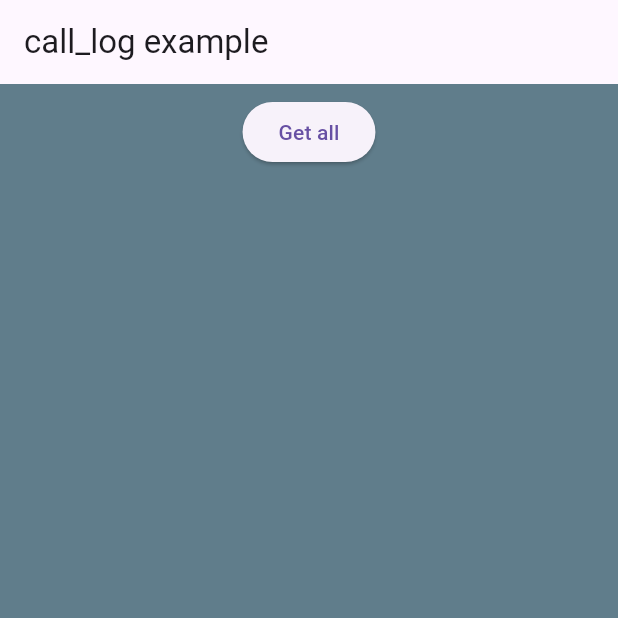
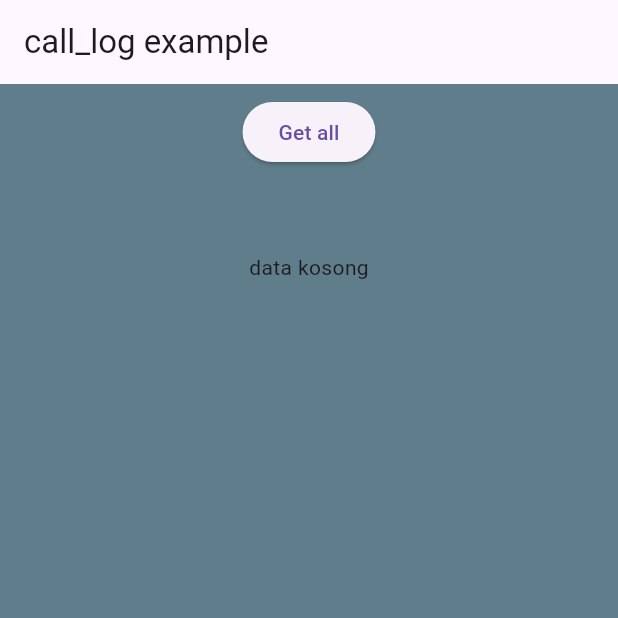
Before and after one commit to ricky-blip/call-log-example, a Flutter app: the screen it shows after launch, on a phone screen of 412 x 824 dp, the top half of it. Run offline on Flutter 3.47's test engine with Material 2 defaults, Android fonts, the phone set to English and light mode, and no system bars; missing offline and left inert: call_log, flutter_phone_direct_caller, workmanager.

Commit message:
update showdialog bug

```diff
--- a/lib/dashboard.dart
+++ b/lib/dashboard.dart
@@ -38,32 +38,18 @@ class _DashboardPageState extends State<DashboardPage>
 
   @override
   void didChangeAppLifecycleState(AppLifecycleState state) {
-    // if (state == AppLifecycleState.inactive) {
-    //   setState(() {
-    //     _isInBackground = false;
-    //   });
-    // } else {
-    //   setState(() {
-    //     _isInBackground = true;
-    //   });
-    //   // Navigator.pushReplacement(
-    //   //   context,
-    //   //   MaterialPageRoute(
-    //   //     builder: (context) => const DashboardPage(),
-    //   //   ),
-    //   // );
-    //   _logCallNumber();
-    //   _dialogKeterangan();
-    // }
     switch (state) {
       case AppLifecycleState.resumed:
         // TODO: Handle this case.
+
         _logCallNumber();
+
         break;
       case AppLifecycleState.inactive:
         break;
       case AppLifecycleState.paused:
         // TODO: Handle this case.
+
         break;
       case AppLifecycleState.detached:
         // TODO: Handle this case.
@@ -72,6 +58,8 @@ class _DashboardPageState extends State<DashboardPage>
     print(state);
   }
 
+  Iterable<CallLogEntry> _callLogEntries = <CallLogEntry>[];
+
   _logCallNumber() async {
     final Iterable<CallLogEntry> result = await CallLog.query();
     setState(() {
@@ -79,15 +67,47 @@ class _DashboardPageState extends State<DashboardPage>
     });
   }
 
-  _dialogKeterangan(BuildContext context) async {
+  Widget _datalogloglog() {
+    const TextStyle mono = TextStyle(fontFamily: 'monospace');
+    List<Widget>? children = <Widget>[];
+
+    for (CallLogEntry entryKet in _callLogEntries) {
+      children.add(
+        Column(
+          crossAxisAlignment: CrossAxisAlignment.start,
+          mainAxisAlignment: MainAxisAlignment.start,
+          children: <Widget>[
+            const Divider(),
+            Text('Nomor    : ${entryKet.number}', style: mono),
+            Text(
+              'DATE     : ${DateTime.fromMillisecondsSinceEpoch(entryKet.timestamp!)}',
+              style: mono,
+            ),
+            Text('DURATION : ${entryKet.duration} Detik', style: mono),
+          ],
+        ),
+      );
+    }
+    return Padding(
+      padding: const EdgeInsets.all(16.0),
+      child: children.isNotEmpty ? children[0] : const Text('data kosong'),
+    );
+  }
+
+  _dialogKeterangan(BuildContext context) {
     String inputText = '';
 
-    await showDialog(
+    showDialog(
       context: context,
       builder: (context) {
         return AlertDialog(
           title: const Text('Keterangan'),
-          content: TextField(
+          content: Column(
+            crossAxisAlignment: CrossAxisAlignment.start,
+            mainAxisAlignment: MainAxisAlignment.start,
+            children: [
+              _datalogloglog(),
+              TextField(
                 onChanged: (text) {
                   inputText = text;
                 },
@@ -95,12 +115,15 @@ class _DashboardPageState extends State<DashboardPage>
                   hintText: 'Masukkan Keterangan',
                 ),
               ),
+            ],
+          ),
           actions: [
             ElevatedButton(
               onPressed: () {
                 Navigator.of(context).pop(
                   {'inputText': inputText},
                 );
+
                 ScaffoldMessenger.of(context).showSnackBar(SnackBar(
                   content: Text('Data yang Dikirim: $inputText'),
                   duration: const Duration(seconds: 10),
@@ -116,39 +139,29 @@ class _DashboardPageState extends State<DashboardPage>
     print('Nilai yang dimasukkan: $inputText');
   }
 
-  _notifWorkManager() async {
-    await Workmanager().registerOneOffTask(
-      DateTime.now().millisecondsSinceEpoch.toString(),
-      'simpleTask',
-      existingWorkPolicy: ExistingWorkPolicy.replace,
-    );
-  }
-
-  Iterable<CallLogEntry> _callLogEntries = <CallLogEntry>[];
-
   @override
   Widget build(BuildContext context) {
     // print('apakah sedang di background? => ${_isInBackground}');
-    const TextStyle mono = TextStyle(fontFamily: 'monospace');
-    List<Widget>? children = <Widget>[];
+    // const TextStyle mono = TextStyle(fontFamily: 'monospace');
+    // List<Widget>? children = <Widget>[];
 
-    for (CallLogEntry entry in _callLogEntries) {
-      children.add(
-        Column(
-          crossAxisAlignment: CrossAxisAlignment.start,
-          mainAxisAlignment: MainAxisAlignment.start,
-          children: <Widget>[
-            const Divider(),
-            Text('Nomor    : ${entry.number}', style: mono),
-            Text(
-              'DATE     : ${DateTime.fromMillisecondsSinceEpoch(entry.timestamp!)}',
-              style: mono,
-            ),
-            Text('DURATION : ${entry.duration} Detik', style: mono),
-          ],
-        ),
-      );
-    }
+    // for (CallLogEntry entry in _callLogEntries) {
+    //   children.add(
+    //     Column(
+    //       crossAxisAlignment: CrossAxisAlignment.start,
+    //       mainAxisAlignment: MainAxisAlignment.start,
+    //       children: <Widget>[
+    //         const Divider(),
+    //         Text('Nomor    : ${entry.number}', style: mono),
+    //         Text(
+    //           'DATE     : ${DateTime.fromMillisecondsSinceEpoch(entry.timestamp!)}',
+    //           style: mono,
+    //         ),
+    //         Text('DURATION : ${entry.duration} Detik', style: mono),
+    //       ],
+    //     ),
+    //   );
+    // }
     return RefreshIndicator(
       displacement: 250,
       backgroundColor: Colors.yellow,
@@ -178,11 +191,6 @@ class _DashboardPageState extends State<DashboardPage>
                       onPressed: () async {
                         print('menjalankan callNumber');
                         await callNumber();
-                        // print('menjalankan workmanager');
-
-                        // await _notifWorkManager();
-                        // print('menjalankan keterangan');
-                        // await _dialogKeterangan();
                       },
                       child: const Text('Get all'),
                     ),
@@ -190,41 +198,15 @@ class _DashboardPageState extends State<DashboardPage>
                 ),
                 Padding(
                   padding: const EdgeInsets.all(16.0),
-                  child: ListTile(
-                    title: children.isNotEmpty == true ? children[0] : null,
+                  child: Padding(
+                    padding: const EdgeInsets.all(16.0),
+                    child:
+                        //  ListTile(
+                        //   title: children.isNotEmpty == true ? children[0] : null,
+                        // ),
+                        _datalogloglog(),
                   ),
                 ),
-
-                // ignore: use_build_context_synchronously
-
-                //NOTE - Tombol Telp
-                // Center(
-                //   child: Padding(
-                //     padding: const EdgeInsets.all(8.0),
-                //     child: ElevatedButton(
-                //       onPressed: () async {
-                //         _callNumber();
-                //       },
-                //       child: const Text('Call'),
-                //     ),
-                //   ),
-                // ),
-
-                // Center(
-                //   child: Padding(
-                //     padding: const EdgeInsets.all(8.0),
-                //     child: ElevatedButton(
-                //       onPressed: () {
-                //         Workmanager().registerOneOffTask(
-                //           DateTime.now().millisecondsSinceEpoch.toString(),
-                //           'simpleTask',
-                //           existingWorkPolicy: ExistingWorkPolicy.replace,
-                //         );
-                //       },
-                //       child: const Text('Get all in background'),
-                //     ),
-                //   ),
-                // ),
               ],
             ),
           ],
```
Lines whose indentation alone changed are shown as unchanged.
